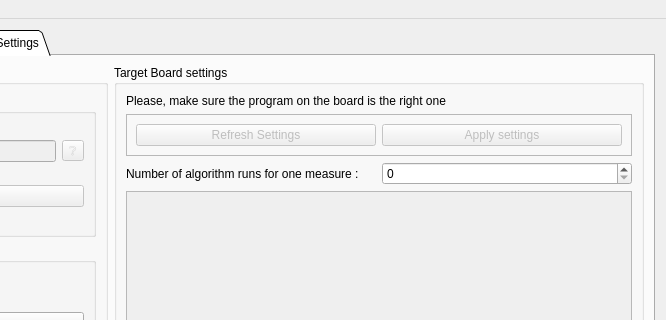
The window that ui/main.ui (GuillaumeFcr/SCA-Studio) describes before a commit, drawn with Qt 5; both pictures show x 444 to 1110 and y 0 to 320 of the 1110 by 758 pixel window.
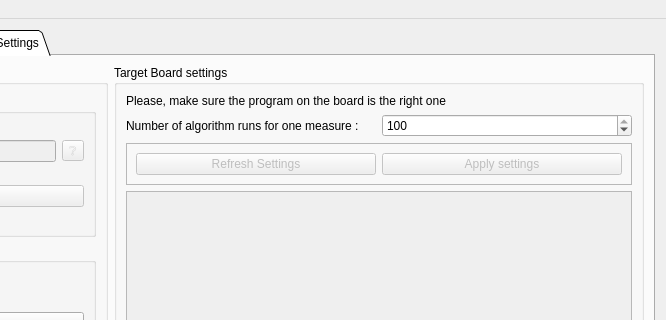
The same window after the commit. The open tabs and pages were chosen to show the change.

Patch:
```diff
--- a/ui/main.ui
+++ b/ui/main.ui
@@ -65,7 +65,7 @@
     <property name="spacing">
      <number>7</number>
     </property>
-    <item row="0" column="0">
+    <item row="0" column="1">
      <widget class="QTabWidget" name="tabWidget">
       <property name="sizePolicy">
        <sizepolicy hsizetype="Preferred" vsizetype="Preferred">
@@ -2081,6 +2081,27 @@
                </property>
               </widget>
              </item>
+             <item>
+              <layout class="QHBoxLayout" name="horizontalLayout_15">
+               <item>
+                <widget class="QLabel" name="label_9">
+                 <property name="text">
+                  <string>Number of algorithm runs for one measure :</string>
+                 </property>
+                </widget>
+               </item>
+               <item>
+                <widget class="QSpinBox" name="attackCountSpinBox">
+                 <property name="maximum">
+                  <number>100</number>
+                 </property>
+                 <property name="value">
+                  <number>100</number>
+                 </property>
+                </widget>
+               </item>
+              </layout>
+             </item>
              <item>
               <widget class="QFrame" name="frame">
                <property name="sizePolicy">
@@ -2119,24 +2140,6 @@
                </layout>
               </widget>
              </item>
-             <item>
-              <layout class="QHBoxLayout" name="horizontalLayout_15">
-               <item>
-                <widget class="QLabel" name="label_9">
-                 <property name="text">
-                  <string>Number of algorithm runs for one measure :</string>
-                 </property>
-                </widget>
-               </item>
-               <item>
-                <widget class="QSpinBox" name="attackCountSpinBox">
-                 <property name="maximum">
-                  <number>100</number>
-                 </property>
-                </widget>
-               </item>
-              </layout>
-             </item>
              <item>
               <widget class="QPlainTextEdit" name="plainTextEdit_board_settings">
                <property name="enabled">
```
Left out of the diff: 4 changed lines with no effect on the pictures.
